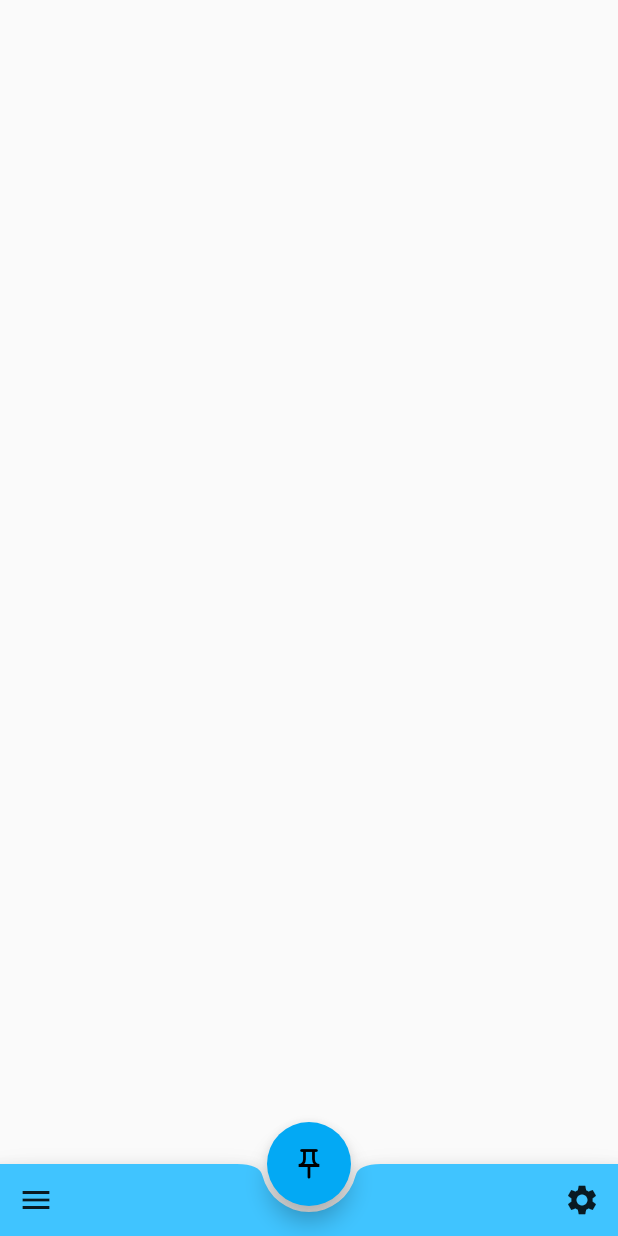
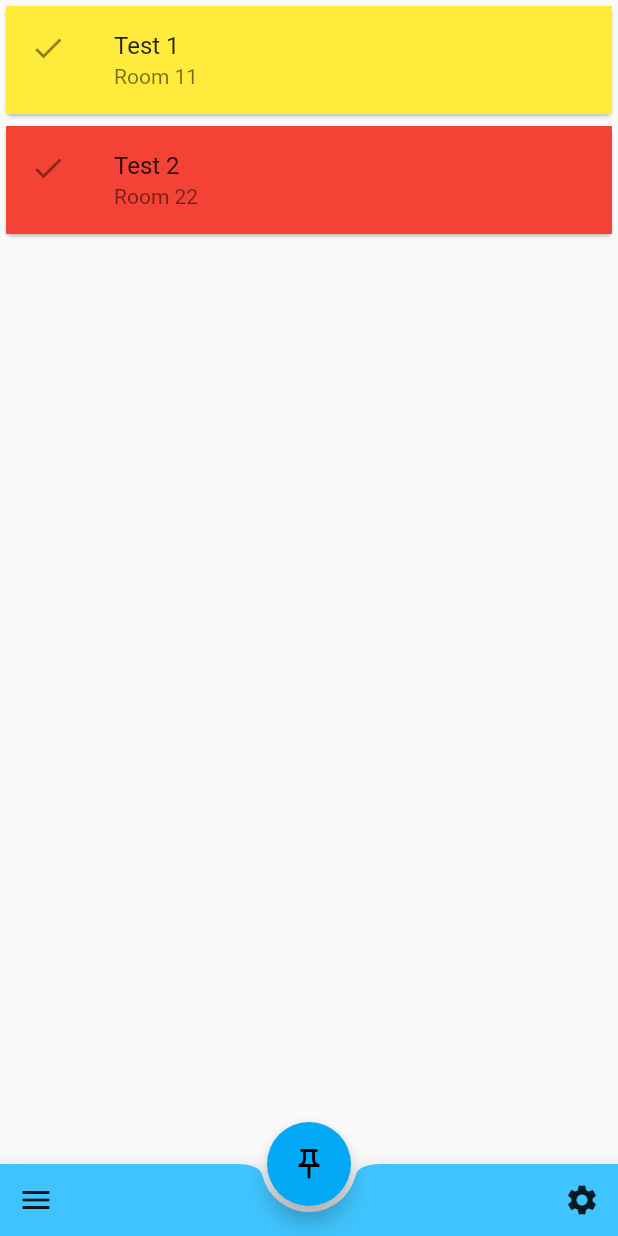
Before and after one commit to HexPandaa/ensipointing-app, a Flutter app: the screen it shows after launch, on a phone screen of 412 x 824 dp. Run offline on Flutter 3.47's test engine with Material 2 defaults, Android fonts, the phone set to English and light mode, and no system bars.

Commit message:
Add courses widgets

```diff
--- /dev/null
+++ b/lib/courses.dart
@@ -0,0 +1,98 @@
+import 'package:flutter/material.dart';
+
+// Inspired by the Shopping List example :
+// https://flutter.dev/docs/development/ui/widgets-intro
+
+
+enum CourseState {
+  pointed,
+  notYetPointed,
+  missed
+}
+
+class Course {
+  Course({
+    required this.name,
+    required this.room,
+    required this.time,
+    required this.state,
+  });
+
+  final String name;
+  final String room;
+  final DateTime time;
+  CourseState state = CourseState.notYetPointed;
+
+  void setState(CourseState state) {
+    this.state = state;
+  }
+
+}
+
+class CoursesList extends StatefulWidget {
+  const CoursesList({required this.courses, Key? key}) : super(key: key);
+
+  final List<Course> courses;
+
+  @override
+  _CoursesListState createState() => _CoursesListState();
+}
+
+class _CoursesListState extends State<CoursesList> {
+
+  final _courses = <Course>{};
+
+  void _handleCoursesChanged(Course course) {
+    setState(() {
+      course.setState(CourseState.pointed);
+    });
+  }
+
+  @override
+  Widget build(BuildContext context) {
+    return ListView(
+      children: widget.courses.map((Course course) {
+        return CoursesListItem(
+          course: course,
+          onCoursesChanged: _handleCoursesChanged,
+        );
+      }).toList(),
+    );
+  }
+}
+
+typedef CoursesChangedCallback = Function(Course course);
+
+class CoursesListItem extends StatelessWidget {
+  const CoursesListItem({
+    required this.course,
+    required this.onCoursesChanged,
+    Key? key
+  }) : super(key: key);
+
+  final Course course;
+  final CoursesChangedCallback onCoursesChanged;
+
+  Color _getColor(BuildContext context) {
+    switch (course.state) {
+      case CourseState.pointed: return Colors.green;
+      case CourseState.notYetPointed: return Colors.yellow;
+      case CourseState.missed: return Colors.red;
+    }
+  }
+
+  @override
+  Widget build(BuildContext context) {
+    return Card(
+        child: ListTile(
+          onTap: () {
+            onCoursesChanged(course);
+          },
+          leading: const Icon(Icons.check),
+          title: Text(course.name),
+          subtitle: Text(course.room),
+          tileColor: _getColor(context),
+        )
+    );
+  }
+}
--- a/lib/main.dart
+++ b/lib/main.dart
@@ -1,5 +1,6 @@
 import 'package:flutter/material.dart';
 import 'utils.dart';
+import 'courses.dart';
 
 void main() {
   // HttpOverrides.global = ProxyHttpOverrides();
@@ -18,8 +19,8 @@ class MyApp extends StatelessWidget {
         // This is the theme of your application.
         primarySwatch: Colors.lightBlue,
       ),
-      // home: const MyHomePage(title: 'EnsiPointing'),
       home: Scaffold(
+          body: HomePage(),
           floatingActionButton: FloatingActionButton(
             onPressed: () {
               Courses.getCourses();
@@ -27,9 +28,31 @@ class MyApp extends StatelessWidget {
             child: const Icon(Icons.push_pin_outlined),
             tooltip: 'Point',
           ),
-        floatingActionButtonLocation: FloatingActionButtonLocation.centerDocked,
-        bottomNavigationBar: const BottomNavBar()
-      ),
+          floatingActionButtonLocation:
+              FloatingActionButtonLocation.centerDocked,
+          bottomNavigationBar: const BottomNavBar()),
+    );
+  }
+}
+
+class HomePage extends StatelessWidget {
+  const HomePage({Key? key}) : super(key: key);
+
+  @override
+  Widget build(BuildContext context) {
+    return CoursesList(
+      courses: <Course>[
+        Course(
+            name: 'Test 1',
+            room: 'Room 11',
+            time: DateTime.now(),
+            state: CourseState.notYetPointed),
+        Course(
+            name: 'Test 2',
+            room: 'Room 22',
+            time: DateTime.now(),
+            state: CourseState.missed),
+      ],
     );
   }
 }
@@ -56,7 +79,6 @@ class BottomNavBar extends StatelessWidget {
               onPressed: () {},
             )
           ],
-      )
-    );
+        ));
   }
 }
```
Lines whose indentation alone changed are shown as unchanged.
